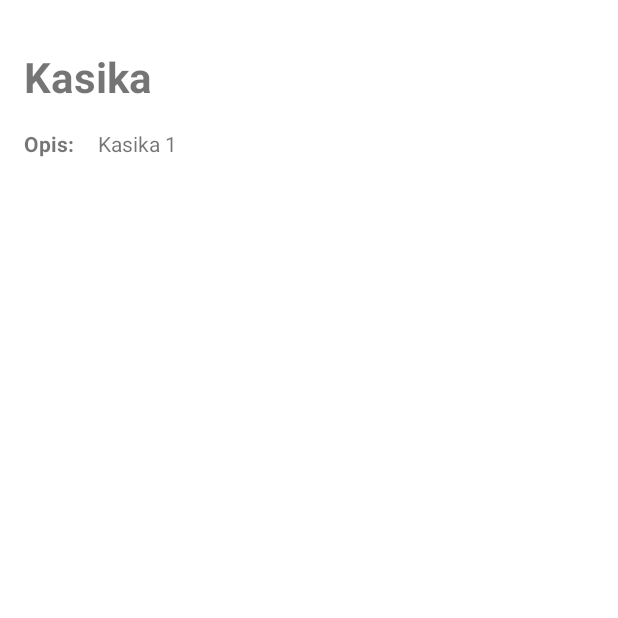
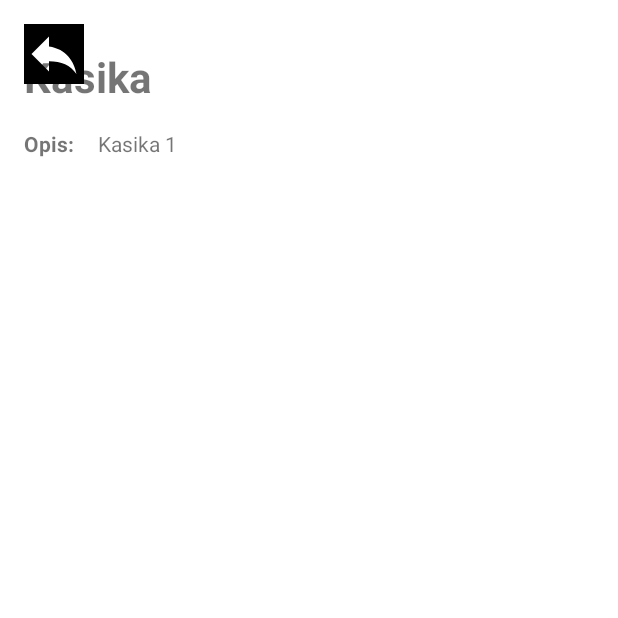
Before and after one commit to janajolovic/OslobodiSe, an Android app: the screen it shows after launch (ArtikalActivity), after a tap on "Kasika", on a phone screen of 412 x 824 dp, the top half of it. Run offline under Robolectric (Android 15) with nearby library versions, the light colour scheme and no system bars; pictures from the network do not load; 1 statement that could not run was skipped.

Commit message:
meni ikonica

```diff
--- a/app/src/main/java/com/example/oslobodiseresi/ArtikalActivity.java
+++ b/app/src/main/java/com/example/oslobodiseresi/ArtikalActivity.java
@@ -4,6 +4,7 @@ import androidx.appcompat.app.AppCompatActivity;
 
 import android.content.Intent;
 import android.os.Bundle;
+import android.view.View;
 import android.widget.ImageView;
 import android.widget.TextView;
 
@@ -15,11 +16,23 @@ public class ArtikalActivity extends AppCompatActivity {
     private TextView txtOpis;
     private ImageView img;
     private TextView txtNaziv;
+    private ImageView artikalBack;
+
 
     @Override
     protected void onCreate(Bundle savedInstanceState) {
         super.onCreate(savedInstanceState);
         setContentView(R.layout.activity_artikal);
+
+        artikalBack = findViewById(R.id.artikalImage);
+        artikalBack.setOnClickListener(new View.OnClickListener() {
+            @Override
+            public void onClick(View v) {
+//                TODO: popraviti ovo, neefikasno + ne radi
+//                Intent intent = new Intent(this, MainActivity.class);
+//                startActivity(intent);
+            }
+        });
 
         initViews();
 
--- a/app/src/main/java/com/example/oslobodiseresi/MainActivity.java
+++ b/app/src/main/java/com/example/oslobodiseresi/MainActivity.java
@@ -1,5 +1,7 @@
 package com.example.oslobodiseresi;
 
+import androidx.annotation.NonNull;
+import androidx.appcompat.app.ActionBarDrawerToggle;
 import androidx.appcompat.app.AppCompatActivity;
 import androidx.core.view.GravityCompat;
 import androidx.drawerlayout.widget.DrawerLayout;
@@ -8,6 +10,7 @@ import androidx.recyclerview.widget.RecyclerView;
 
 import android.os.Build;
 import android.os.Bundle;
+import android.view.MenuItem;
 import android.view.View;
 import android.view.WindowManager;
 import android.widget.ImageView;
@@ -22,28 +25,44 @@ public class MainActivity extends AppCompatActivity {
     private ArrayList<Artikal> artikli = new ArrayList<>();
     private DrawerLayout drawerLayout;
     private NavigationView navigationView;
+    private ImageView back;
+    private ImageView hamburger;
+    public ActionBarDrawerToggle actionBarDrawerToggle;
+
+    @Override
+    public boolean onOptionsItemSelected(@NonNull MenuItem item) {
+        if (actionBarDrawerToggle.onOptionsItemSelected(item)) {
+            return true;
+        }
+        return super.onOptionsItemSelected(item);
+    }
 
     @Override
     protected void onCreate(Bundle savedInstanceState) {
         super.onCreate(savedInstanceState);
-        if (Build.VERSION.SDK_INT < 16) {
-            getWindow().setFlags(WindowManager.LayoutParams.FLAG_FULLSCREEN,
-                    WindowManager.LayoutParams.FLAG_FULLSCREEN);
-        }
         setContentView(R.layout.activity_main);
         recyclerArtikli = findViewById(R.id.artikli);
 
-//        drawerLayout = findViewById(R.id.drawerLayout);
-//        navigationView = findViewById(R.id.navView);
-//
-//        ImageView back = findViewById(R.id.navBack);
-//        back.setOnClickListener(new View.OnClickListener() {
-//            @Override
-//            public void onClick(View v) {
-//                drawerLayout.closeDrawer(GravityCompat.START);
-//            }
-//
-//        });
+        drawerLayout = findViewById(R.id.drawerLayout);
+        actionBarDrawerToggle = new ActionBarDrawerToggle(this, drawerLayout, R.string.nav_open, R.string.nav_closed);
+        drawerLayout.addDrawerListener(actionBarDrawerToggle);
+        actionBarDrawerToggle.syncState();
+
+        navigationView = findViewById(R.id.navView);
+        back = navigationView.getHeaderView(0).findViewById(R.id.navBack);
+        hamburger = findViewById(R.id.imgHamburger);
+        hamburger.setOnClickListener(new View.OnClickListener() {
+            @Override
+            public void onClick(View v) {
+                drawerLayout.openDrawer((GravityCompat.START));
+            }
+        });
+        back.setOnClickListener(new View.OnClickListener() {
+            @Override
+            public void onClick(View v) {
+                drawerLayout.closeDrawer(GravityCompat.START);
+            }
+        });
 
         //recycler view
         ArtikalAdapter adapterArtikli = new ArtikalAdapter(this);
--- a/app/src/main/res/layout/activity_artikal.xml
+++ b/app/src/main/res/layout/activity_artikal.xml
@@ -22,6 +22,20 @@
                 app:layout_constraintStart_toStartOf="parent"
                 app:layout_constraintTop_toTopOf="parent"
                 app:srcCompat="@drawable/ic_launcher_background" />
+
+
+            <ImageView
+                android:id="@+id/artikalBack"
+                android:layout_width="@dimen/velicina_ikonice"
+                android:layout_height="@dimen/velicina_ikonice"
+                android:layout_marginStart="16dp"
+                android:layout_marginTop="16dp"
+                android:background="@color/black"
+                android:src="@drawable/ic_back"
+                app:layout_constraintStart_toStartOf="parent"
+                app:layout_constraintTop_toTopOf="parent"
+                tools:ignore="MissingConstraints" />
+
 
             <TextView
                 android:id="@+id/txtNaziv"
--- a/app/src/main/res/layout/activity_main.xml
+++ b/app/src/main/res/layout/activity_main.xml
@@ -15,7 +15,6 @@
         app:headerLayout="@layout/header"
         app:menu="@menu/main_menu"
         android:layout_gravity="start"
-
         />
 
     <androidx.constraintlayout.widget.ConstraintLayout
--- a/app/src/main/res/layout/header.xml
+++ b/app/src/main/res/layout/header.xml
@@ -12,6 +12,7 @@
         android:layout_height="@dimen/velicina_ikonice"
         android:layout_alignParentTop="true"
         android:layout_alignParentRight="true"
+        android:layout_marginTop="15dp"
         android:src="@drawable/ic_back" />
     <TextView
         android:layout_width="wrap_content"
--- a/app/src/main/res/values/strings.xml
+++ b/app/src/main/res/values/strings.xml
@@ -1,4 +1,6 @@
 <resources>
     <string name="app_name">Oslobodi Se</string>
     <dimen name="velicina_ikonice">40dp</dimen>
+    <string name="nav_open">Otvori</string>
+    <string name="nav_closed">Zatvori</string>
 </resources>
```
